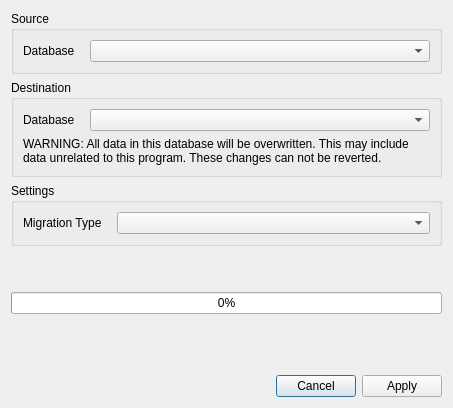
First picture: the form in src/electronicsdb/gui/settings/DatabaseMigrationDialog.ui, repository alemariusnexus/electronicsdb, before the edit.
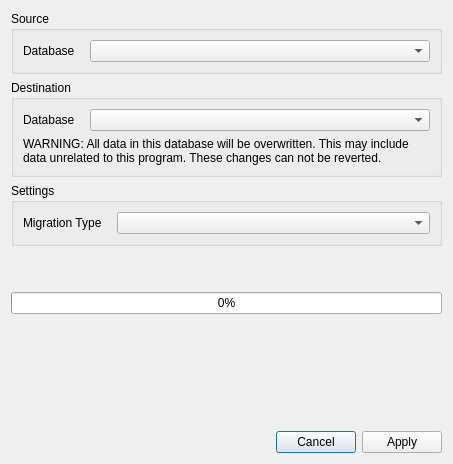
Second picture: the form after the edit.

```diff
--- a/src/electronicsdb/gui/settings/DatabaseMigrationDialog.ui
+++ b/src/electronicsdb/gui/settings/DatabaseMigrationDialog.ui
@@ -7,7 +7,7 @@
     <x>0</x>
     <y>0</y>
     <width>453</width>
-    <height>408</height>
+    <height>464</height>
    </rect>
   </property>
   <property name="windowTitle">
```
